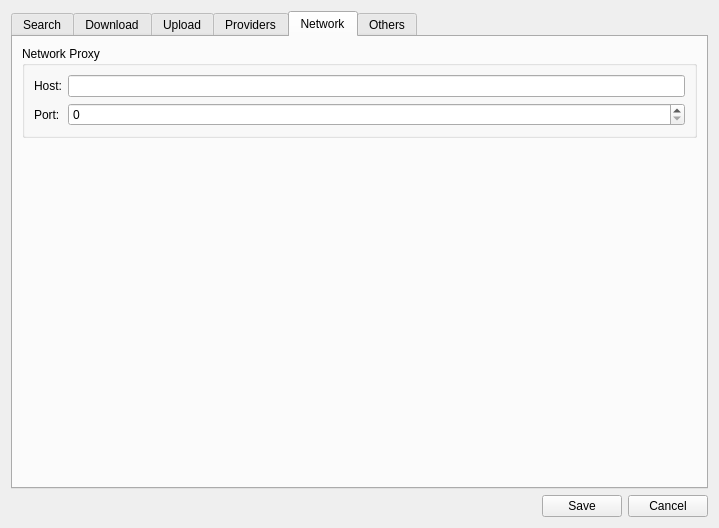
Before: the Qt Designer form scripts/gui/ui/preferences.ui in subdownloader/subdownloader, drawn with Qt 5.
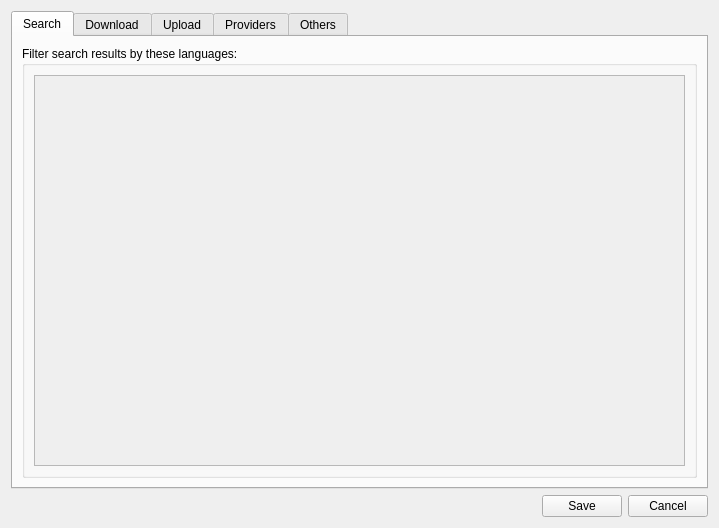
After: the same form once the commit is applied. The open tabs and pages were chosen to show the change. Custom widgets are drawn as their Qt base class.

Commit message: gui: remove network tab from preferences (proxy)

Diff of the .ui file:
```diff
--- a/scripts/gui/ui/preferences.ui
+++ b/scripts/gui/ui/preferences.ui
@@ -243,65 +243,6 @@
        </item>
       </layout>
      </widget>
-     <widget class="QWidget" name="tabNetwork">
-      <attribute name="title">
-       <string>Network</string>
-      </attribute>
-      <layout class="QVBoxLayout" name="verticalLayout_4">
-       <item>
-        <widget class="QGroupBox" name="groupNetworkProxy">
-         <property name="title">
-          <string>Network Proxy</string>
-         </property>
-         <layout class="QFormLayout" name="formLayout">
-          <item row="0" column="0">
-           <widget class="QLabel" name="textProxyHost">
-            <property name="text">
-             <string>Host:</string>
-            </property>
-           </widget>
-          </item>
-          <item row="0" column="1">
-           <widget class="QLineEdit" name="inputProxyHost"/>
-          </item>
-          <item row="1" column="0">
-           <widget class="QLabel" name="textProxyPort">
-            <property name="text">
-             <string>Port:</string>
-            </property>
-           </widget>
-          </item>
-          <item row="1" column="1">
-           <widget class="QSpinBox" name="inputProxyPort">
-            <property name="sizePolicy">
-             <sizepolicy hsizetype="Expanding" vsizetype="Fixed">
-              <horstretch>0</horstretch>
-              <verstretch>0</verstretch>
-             </sizepolicy>
-            </property>
-            <property name="maximum">
-             <number>99999</number>
-            </property>
-           </widget>
-          </item>
-         </layout>
-        </widget>
-       </item>
-       <item>
-        <spacer name="spacerTabNetwork">
-         <property name="orientation">
-          <enum>Qt::Vertical</enum>
-         </property>
-         <property name="sizeHint" stdset="0">
-          <size>
-           <width>20</width>
-           <height>40</height>
-          </size>
-         </property>
-        </spacer>
-       </item>
-      </layout>
-     </widget>
      <widget class="QWidget" name="tabOthers">
       <attribute name="title">
        <string>Others</string>
```
Left out of the diff: 2 changed lines with no effect on the pictures. The commit also changes 3 other files.
